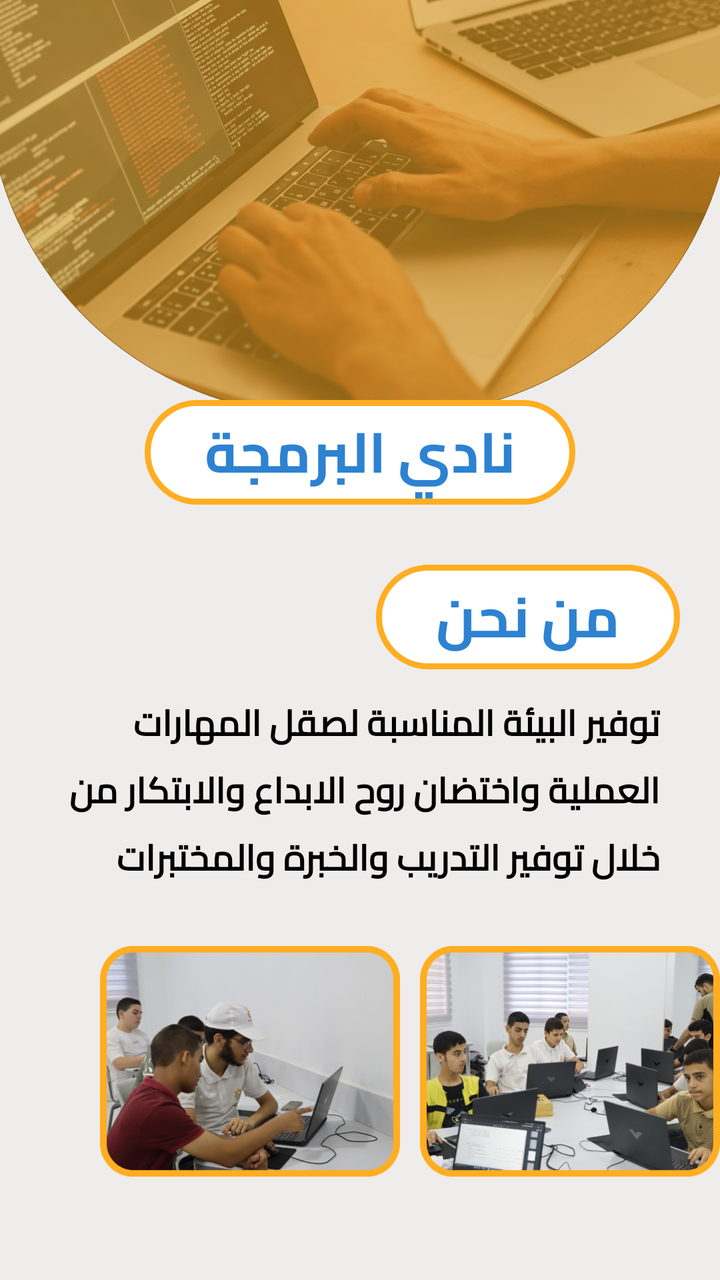
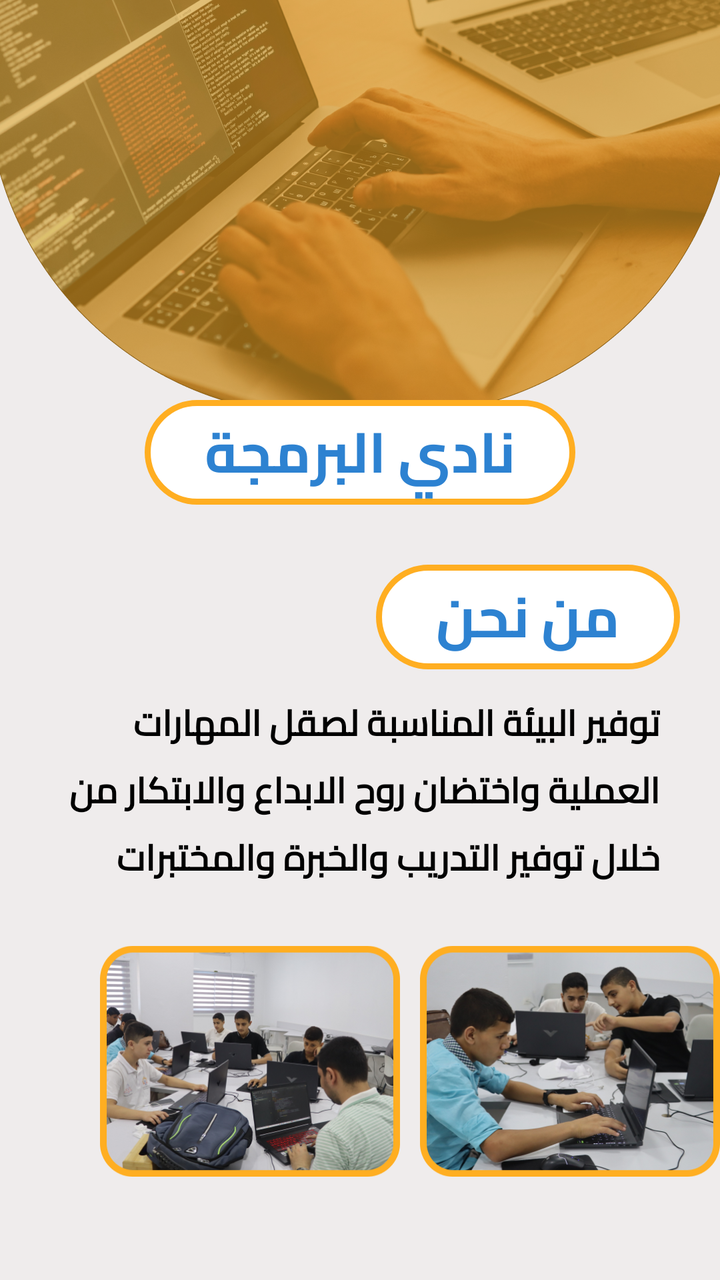

Screens rendered from an Android XML layout before and after an edit, with the pre-edit source and the edit as a unified diff.
<!-- AndroidManifest.xml: application theme Theme.EngineeringVillageProject -->
<!-- res/layout/activity_programming_club.xml -->
<?xml version="1.0" encoding="utf-8"?>
<LinearLayout xmlns:android="http://schemas.android.com/apk/res/android"
    xmlns:app="http://schemas.android.com/apk/res-auto"
    xmlns:tools="http://schemas.android.com/tools"
    android:layout_width="match_parent"
    android:layout_height="match_parent"
    android:background="@drawable/backprogram"
    android:orientation="vertical"
    tools:context=".ProgrammingClubActivity">

    <TextView
        android:layout_width="wrap_content"
        android:layout_height="wrap_content"
        android:layout_gravity="center"
        android:layout_marginTop="200dp"
        android:background="@drawable/roundcornerstroke"
        android:fontFamily="@font/cairo_bold"
        android:paddingLeft="30dp"
        android:paddingRight="30dp"
        android:text="نادي البرمجة"
        android:textColor="#2D82D1"
        android:textSize="28sp"
        android:textStyle="bold" />

    <LinearLayout
        android:layout_width="match_parent"
        android:layout_height="wrap_content"
        android:orientation="vertical"
        android:visibility="gone">

        <TextView
            android:layout_width="wrap_content"
            android:layout_height="wrap_content"
            android:layout_gravity="right"
            android:layout_marginTop="30dp"
            android:layout_marginRight="20dp"
            android:layout_marginBottom="10dp"
            android:background="@drawable/roundcornerstroke"
            android:fontFamily="@font/cairo_bold"
            android:paddingLeft="30dp"
            android:paddingRight="30dp"
            android:text="من نحن"
            android:textColor="#2D82D1"
            android:textSize="28sp"
            android:textStyle="bold" />

        <TextView
            android:layout_width="wrap_content"
            android:layout_height="wrap_content"
            android:fontFamily="@font/cairo_medium"
            android:gravity="right"
            android:paddingLeft="30dp"
            android:paddingRight="30dp"
            android:text="توفير البيئة المناسبة لصقل المهارات العملية واختضان روح الابداع والابتكار من خلال توفير التدريب والخبرة والمختبرات"
            android:textColor="@color/black"
            android:textSize="18sp"
            android:textStyle="bold" />

        <LinearLayout
            android:layout_width="match_parent"
            android:layout_height="wrap_content"
            android:layout_marginLeft="50dp"
            android:layout_marginTop="10dp"
            android:orientation="horizontal">

            <ImageView
                android:layout_width="150dp"
                android:layout_height="150dp"
                android:layout_marginRight="10dp"
                android:src="@drawable/pro1" />

            <ImageView
                android:layout_width="150dp"
                android:layout_height="150dp"
                android:src="@drawable/pro2" />

        </LinearLayout>


    </LinearLayout>

    <LinearLayout
        android:layout_width="match_parent"
        android:layout_height="wrap_content"
        android:orientation="vertical">


    </LinearLayout>

    <LinearLayout
        android:layout_width="match_parent"
        android:layout_height="wrap_content"
        android:orientation="vertical">

        <TextView
            android:layout_width="wrap_content"
            android:layout_height="wrap_content"
            android:layout_gravity="right"
            android:layout_marginTop="30dp"
            android:layout_marginRight="20dp"
            android:layout_marginBottom="10dp"
            android:background="@drawable/roundcornerstroke"
            android:fontFamily="@font/cairo_bold"
            android:paddingLeft="30dp"
            android:paddingRight="30dp"
            android:text="من نحن"
            android:textColor="#2D82D1"
            android:textSize="28sp"
            android:textStyle="bold" />

        <TextView
            android:layout_width="wrap_content"
            android:layout_height="wrap_content"
            android:fontFamily="@font/cairo_medium"
            android:gravity="right"
            android:paddingLeft="30dp"
            android:paddingRight="30dp"
            android:text="توفير البيئة المناسبة لصقل المهارات العملية واختضان روح الابداع والابتكار من خلال توفير التدريب والخبرة والمختبرات"
            android:textColor="@color/black"
            android:textSize="18sp"
            android:textStyle="bold" />

        <LinearLayout
            android:layout_width="match_parent"
            android:layout_height="wrap_content"
            android:layout_marginLeft="50dp"
            android:layout_marginTop="10dp"
            android:orientation="horizontal">

            <ImageView
                android:layout_width="150dp"
                android:layout_height="150dp"
                android:layout_marginRight="10dp"
                android:src="@drawable/pro4" />

            <ImageView
                android:layout_width="150dp"
                android:layout_height="150dp"
                android:src="@drawable/pro6" />

        </LinearLayout>


    </LinearLayout>

    <LinearLayout
        android:layout_width="match_parent"
        android:layout_height="wrap_content"
        android:orientation="vertical">


    </LinearLayout>

    <LinearLayout
        android:layout_width="match_parent"
        android:layout_height="wrap_content"
        android:layout_marginTop="30dp"
        android:padding="15dp">


        <Button
            android:id="@+id/btBack"
            android:layout_width="wrap_content"
            android:layout_height="wrap_content"
            android:background="@drawable/roundcornerstroke"
            android:backgroundTint="#FFAE21"
            android:fontFamily="@font/cairo_bold"
            android:text="السابق"
            android:textColor="@color/white"
            android:visibility="gone" />

        <Button
            android:id="@+id/btBackToClubs"
            android:layout_width="wrap_content"
            android:layout_height="wrap_content"
            android:layout_marginRight="40dp"
            android:background="@drawable/roundcornerstroke"
            android:backgroundTint="#FFAE21"
            android:fontFamily="@font/cairo_bold"
            android:paddingLeft="20dp"
            android:paddingRight="20dp"
            android:text="الرجوع إلى الاندية"
            android:textColor="@color/white" />

        <Button
            android:id="@+id/btNext"
            android:layout_width="wrap_content"
            android:layout_height="wrap_content"
            android:layout_marginStart="100dp"
            android:background="@drawable/roundcornerstroke"
            android:backgroundTint="#FFAE21"
            android:fontFamily="@font/cairo_bold"
            android:paddingLeft="20dp"
            android:paddingRight="20dp"
            android:text="التالي"
            android:textColor="@color/white" />

    </LinearLayout>


</LinearLayout>
<!-- resources referenced by this layout -->
<resources>
  <color name="black">#FF000000</color>
  <color name="white">#FFFFFFFF</color>
  <!-- drawable backprogram: png bitmap (drawable, 723297 bytes) -->
  <!-- drawable pro1: png bitmap (drawable, 217910 bytes) -->
  <!-- drawable pro2: png bitmap (drawable, 215210 bytes) -->
  <!-- drawable pro4: png bitmap (drawable, 186588 bytes) -->
  <!-- drawable pro6: png bitmap (drawable, 215014 bytes) -->
  <!-- drawable roundcornerstroke (drawable) -->
  <?xml version="1.0" encoding="utf-8"?>
  <shape xmlns:android="http://schemas.android.com/apk/res/android">
  
       <solid
           android:color="@color/white"
           />
  
      <stroke
  
          android:width="3dp"
          android:color="#FFAE21"
          />
  
  <corners
      android:topRightRadius="45dp"
      android:topLeftRadius="45dp"
      android:bottomLeftRadius="45dp"
      android:bottomRightRadius="45dp"
      />
  </shape>
  <style name="Theme.EngineeringVillageProject" parent="Base.Theme.EngineeringVillageProject" />
  <style name="Base.Theme.EngineeringVillageProject" parent="Theme.AppCompat.DayNight.NoActionBar">
          
          
      </style>
</resources>

<!-- the commit's change to res/layout/activity_programming_club.xml (unified diff, before → after) -->
@@ -23,10 +23,10 @@
         android:textStyle="bold" />
 
     <LinearLayout
+        android:id="@+id/howWe"
         android:layout_width="match_parent"
         android:layout_height="wrap_content"
-        android:orientation="vertical"
-        android:visibility="gone">
+        android:orientation="vertical">
 
         <TextView
             android:layout_width="wrap_content"
@@ -76,21 +76,14 @@
 
         </LinearLayout>
 
-
     </LinearLayout>
 
     <LinearLayout
+        android:id="@+id/theOtherThing"
         android:layout_width="match_parent"
         android:layout_height="wrap_content"
-        android:orientation="vertical">
-
-
-    </LinearLayout>
-
-    <LinearLayout
-        android:layout_width="match_parent"
-        android:layout_height="wrap_content"
-        android:orientation="vertical">
+        android:orientation="vertical"
+        android:visibility="gone">
 
         <TextView
             android:layout_width="wrap_content"
@@ -140,15 +133,6 @@
 
         </LinearLayout>
 
-
-    </LinearLayout>
-
-    <LinearLayout
-        android:layout_width="match_parent"
-        android:layout_height="wrap_content"
-        android:orientation="vertical">
-
-
     </LinearLayout>
 
     <LinearLayout
@@ -156,7 +140,6 @@
         android:layout_height="wrap_content"
         android:layout_marginTop="30dp"
         android:padding="15dp">
-
 
         <Button
             android:id="@+id/btBack"
@@ -197,5 +180,4 @@
 
     </LinearLayout>
 
-
 </LinearLayout>
